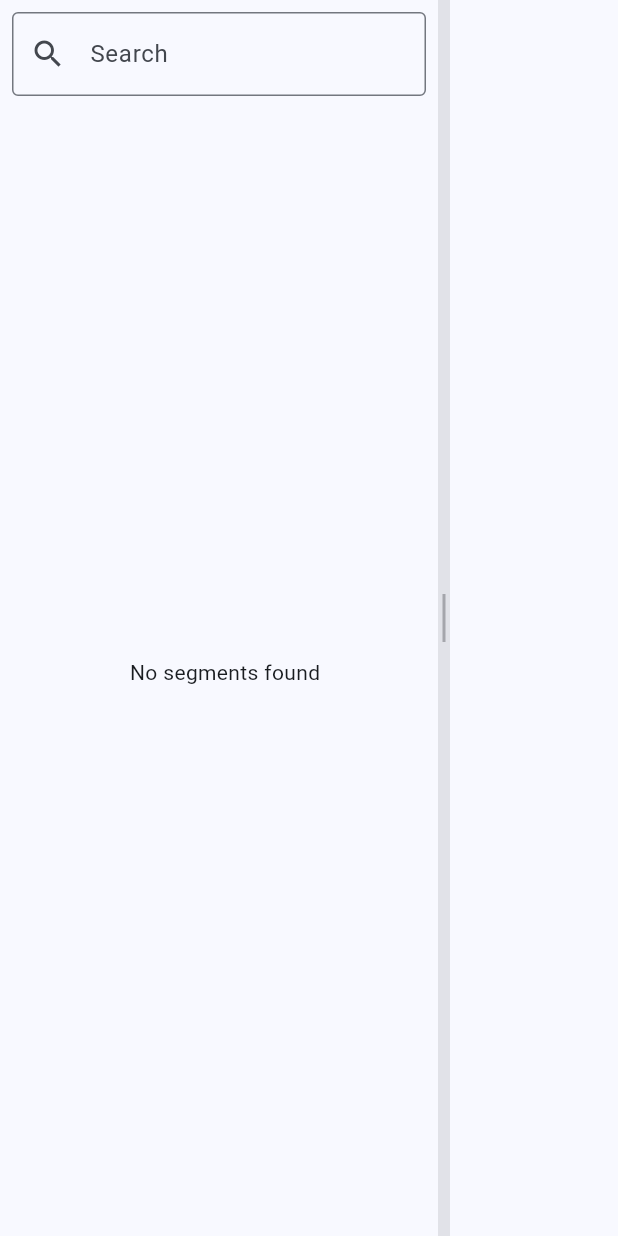
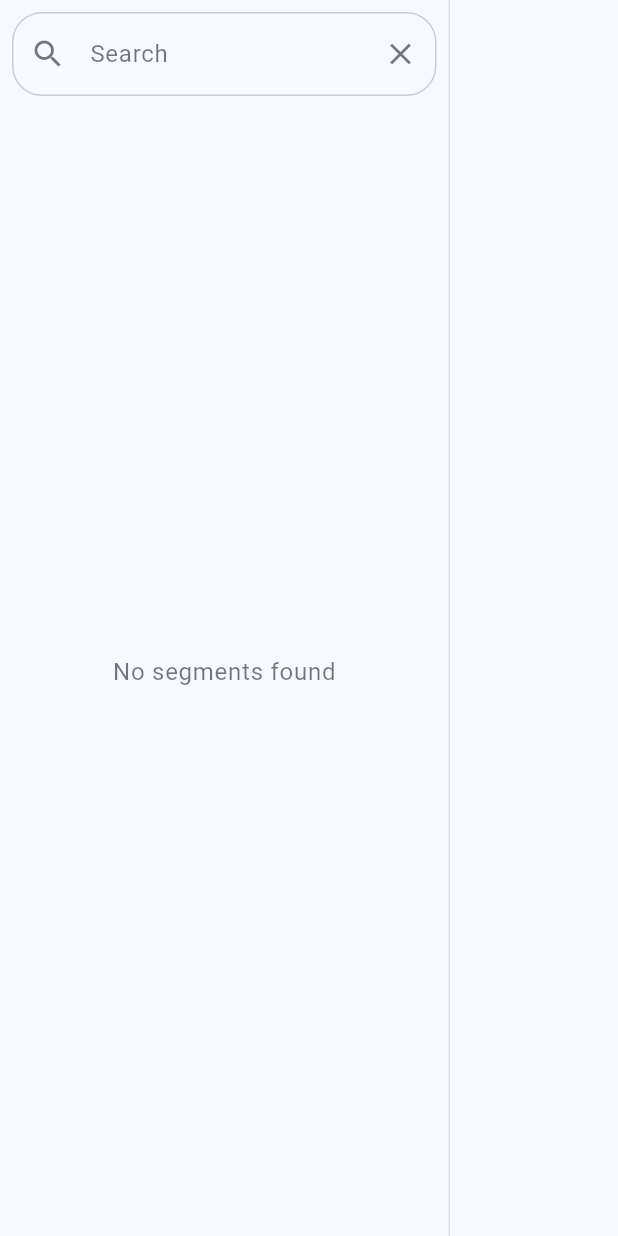
Before and after one commit to erikwestra/map_desk, a Flutter app: the SegmentSidebar widget shown alone on an empty page, opened directly, on a phone screen of 412 x 824 dp. Run offline on Flutter 3.47's test engine with Material 3 defaults, Android fonts, the phone set to English and light mode, and no system bars; our stand-ins replace flutter_map, latlong2, sqflite; missing offline and left inert: file_selector, map_desk; accounts and stored records are empty.

Commit message:
Search sidebar improvements

```diff
--- a/app/lib/core/interfaces/mode_controller.dart
+++ b/app/lib/core/interfaces/mode_controller.dart
@@ -38,4 +38,10 @@ abstract class ModeController {
   ///
   /// The event type and data are passed as parameters.
   Future<void> handleEvent(String eventType, dynamic eventData) async {}
+
+  /// Get the current state of this mode
+  Map<String, dynamic> getState() => {};
+
+  /// Restore the state of this mode
+  void restoreState(Map<String, dynamic> state) {}
 }
--- a/app/lib/core/services/segment_sidebar_service.dart
+++ b/app/lib/core/services/segment_sidebar_service.dart
@@ -7,12 +7,29 @@ class SegmentSidebarService extends ChangeNotifier {
   final SegmentService _segmentService;
   Segment? _selectedSegment;
   bool _isExpanded = true;
+  List<Segment> _segments = [];
+  String _searchQuery = '';
 
-  SegmentSidebarService(this._segmentService);
+  SegmentSidebarService(this._segmentService) {
+    _loadSegments();
+  }
 
   // Getters
   Segment? get selectedSegment => _selectedSegment;
   bool get isExpanded => _isExpanded;
+  List<Segment> get segments => _searchQuery.isEmpty
+      ? _segments
+      : _segments.where((s) => s.name.toLowerCase().contains(_searchQuery.toLowerCase())).toList();
+
+  /// Load segments from the database
+  Future<void> _loadSegments() async {
+    try {
+      _segments = await _segmentService.getAllSegments();
+      notifyListeners();
+    } catch (e) {
+      print('SegmentSidebarService: Failed to load segments: $e');
+    }
+  }
 
   /// Toggle the sidebar expansion state
   void toggleExpanded() {
@@ -32,8 +49,20 @@ class SegmentSidebarService extends ChangeNotifier {
     notifyListeners();
   }
 
-  /// Get all segments from the database
-  Future<List<Segment>> getAllSegments() async {
-    return _segmentService.getAllSegments();
+  /// Update the search query
+  void updateSearchQuery(String query) {
+    _searchQuery = query;
+    notifyListeners();
+  }
+
+  /// Clear the search query
+  void clearSearchQuery() {
+    _searchQuery = '';
+    notifyListeners();
+  }
+
+  /// Refresh the segments list
+  Future<void> refreshSegments() async {
+    await _loadSegments();
   }
 }
--- a/app/lib/core/widgets/segment_sidebar.dart
+++ b/app/lib/core/widgets/segment_sidebar.dart
@@ -1,9 +1,8 @@
 import 'package:flutter/material.dart';
 import 'package:provider/provider.dart';
 import '../services/segment_sidebar_service.dart';
-import '../models/segment.dart';
 
-/// A resizable sidebar widget that displays a list of segments with search functionality.
+/// Widget that displays the segment sidebar with search functionality.
 class SegmentSidebar extends StatefulWidget {
   const SegmentSidebar({super.key});
 
@@ -13,9 +12,6 @@ class SegmentSidebar extends StatefulWidget {
 
 class _SegmentSidebarState extends State<SegmentSidebar> {
   final TextEditingController _searchController = TextEditingController();
-  String _searchQuery = '';
-  double _width = 300.0;
-  bool _isDragging = false;
 
   @override
   void dispose() {
@@ -23,78 +19,103 @@ class _SegmentSidebarState extends State<SegmentSidebar> {
     super.dispose();
   }
 
+  void _handleSearch() {
+    final service = context.read<SegmentSidebarService>();
+    service.updateSearchQuery(_searchController.text);
+  }
+
+  void _handleClearSearch() {
+    _searchController.clear();
+    final service = context.read<SegmentSidebarService>();
+    service.clearSearchQuery();
+  }
+
   @override
   Widget build(BuildContext context) {
     final service = context.watch<SegmentSidebarService>();
 
-    return Stack(
-      children: [
-        SizedBox(
-          width: _width,
+    return Container(
+      width: 300,
+      decoration: BoxDecoration(
+        border: Border(
+          right: BorderSide(
+            color: Theme.of(context).colorScheme.outline.withOpacity(0.2),
+          ),
+        ),
+      ),
       child: Column(
         children: [
           // Search field
           Padding(
-                padding: const EdgeInsets.fromLTRB(8, 8, 16, 8),
+            padding: const EdgeInsets.all(8.0),
             child: TextField(
               controller: _searchController,
-                  decoration: const InputDecoration(
+              style: TextStyle(
+                color: Theme.of(context).colorScheme.onSurface.withOpacity(0.6),
+              ),
+              decoration: InputDecoration(
                 hintText: 'Search',
-                    prefixIcon: Icon(Icons.search),
-                    border: OutlineInputBorder(),
+                hintStyle: TextStyle(
+                  color: Theme.of(context).colorScheme.onSurface.withOpacity(0.6),
                 ),
-                  onChanged: (value) {
-                    setState(() {
-                      _searchQuery = value;
-                    });
-                  },
+                prefixIcon: Icon(
+                  Icons.search,
+                  color: Theme.of(context).colorScheme.onSurface.withOpacity(0.6),
+                ),
+                suffixIcon: IconButton(
+                  icon: Icon(
+                    Icons.clear,
+                    color: Theme.of(context).colorScheme.onSurface.withOpacity(0.6),
+                  ),
+                  onPressed: _handleClearSearch,
+                ),
+                border: OutlineInputBorder(
+                  borderRadius: BorderRadius.circular(20),
+                ),
+                enabledBorder: OutlineInputBorder(
+                  borderRadius: BorderRadius.circular(20),
+                  borderSide: BorderSide(
+                    color: Theme.of(context).colorScheme.onSurface.withOpacity(0.2),
+                  ),
+                ),
+                focusedBorder: OutlineInputBorder(
+                  borderRadius: BorderRadius.circular(20),
+                  borderSide: BorderSide(
+                    color: Theme.of(context).colorScheme.primary,
+                  ),
+                ),
+              ),
+              onSubmitted: (_) => _handleSearch(),
             ),
           ),
           // Segment list
           Expanded(
-                child: FutureBuilder<List<Segment>>(
-                  future: service.getAllSegments(),
-                  builder: (context, snapshot) {
-                    if (snapshot.connectionState == ConnectionState.waiting) {
-                      return const Center(child: CircularProgressIndicator());
-                    }
-
-                    if (snapshot.hasError) {
-                      return Center(
+            child: service.segments.isEmpty
+                ? Center(
                     child: Text(
-                          'Error loading segments: ${snapshot.error}',
-                          style: const TextStyle(color: Colors.red),
+                      'No segments found',
+                      style: Theme.of(context).textTheme.bodyLarge?.copyWith(
+                            color: Theme.of(context).colorScheme.onSurface.withOpacity(0.6),
                           ),
-                      );
-                    }
-
-                    final segments = snapshot.data ?? [];
-                    final filteredSegments = segments.where((segment) {
-                      return segment.name.toLowerCase().contains(_searchQuery.toLowerCase());
-                    }).toList();
-
-                    if (filteredSegments.isEmpty) {
-                      return Center(
-                        child: Text(
-                          _searchQuery.isEmpty
-                              ? 'No segments found'
-                              : 'No segments match "$_searchQuery"',
                     ),
-                      );
-                    }
-
-                    return ListView.builder(
-                      itemCount: filteredSegments.length,
+                  )
+                : ListView.builder(
+                    itemCount: service.segments.length,
                     itemBuilder: (context, index) {
-                        final segment = filteredSegments[index];
+                      final segment = service.segments[index];
                       final isSelected = service.selectedSegment?.id == segment.id;
 
                       return ListTile(
-                          title: Text(segment.name),
-                          subtitle: Text('${segment.points.length} points'),
-                          selected: isSelected,
-                          onTap: () => service.selectSegment(segment),
-                        );
+                        title: Text(
+                          segment.name,
+                          style: TextStyle(
+                            fontWeight: isSelected ? FontWeight.bold : FontWeight.normal,
+                            color: isSelected ? Theme.of(context).colorScheme.primary : null,
+                          ),
+                        ),
+                        tileColor: isSelected ? Theme.of(context).colorScheme.primary.withOpacity(0.1) : null,
+                        onTap: () {
+                          service.selectSegment(segment);
                         },
                       );
                     },
@@ -102,41 +123,6 @@ class _SegmentSidebarState extends State<SegmentSidebar> {
           ),
         ],
       ),
-        ),
-        // Resize handle
-        Positioned(
-          right: 0,
-          top: 0,
-          bottom: 0,
-          child: MouseRegion(
-            cursor: SystemMouseCursors.resizeColumn,
-            child: GestureDetector(
-              onHorizontalDragStart: (_) => setState(() => _isDragging = true),
-              onHorizontalDragEnd: (_) => setState(() => _isDragging = false),
-              onHorizontalDragUpdate: (details) {
-                setState(() {
-                  _width = (_width + details.delta.dx).clamp(200.0, 400.0);
-                });
-              },
-              child: Container(
-                width: 8,
-                color: _isDragging
-                    ? Theme.of(context).colorScheme.primary.withOpacity(0.5)
-                    : Theme.of(context).colorScheme.onSurface.withOpacity(0.1),
-                child: Center(
-                  child: Container(
-                    width: 2,
-                    height: 32,
-                    color: _isDragging
-                        ? Theme.of(context).colorScheme.primary
-                        : Theme.of(context).colorScheme.onSurface.withOpacity(0.3),
-                  ),
-                ),
-              ),
-            ),
-          ),
-        ),
-      ],
     );
   }
 }
```
Also changed, not shown: app/lib/core/services/database_service.dart (+1 -12 lines), app/lib/main.dart (+0 -9 lines), app/lib/modes/browse/browse_mode_controller.dart (+15 -53 lines), app/lib/modes/create/create_mode_controller.dart (+0 -54 lines), app/lib/modes/import/import_mode_controller.dart (+6 -86 lines), app/lib/modes/view/view_mode_controller.dart (+10 -100 lines). Lines whose indentation alone changed are shown as unchanged.
